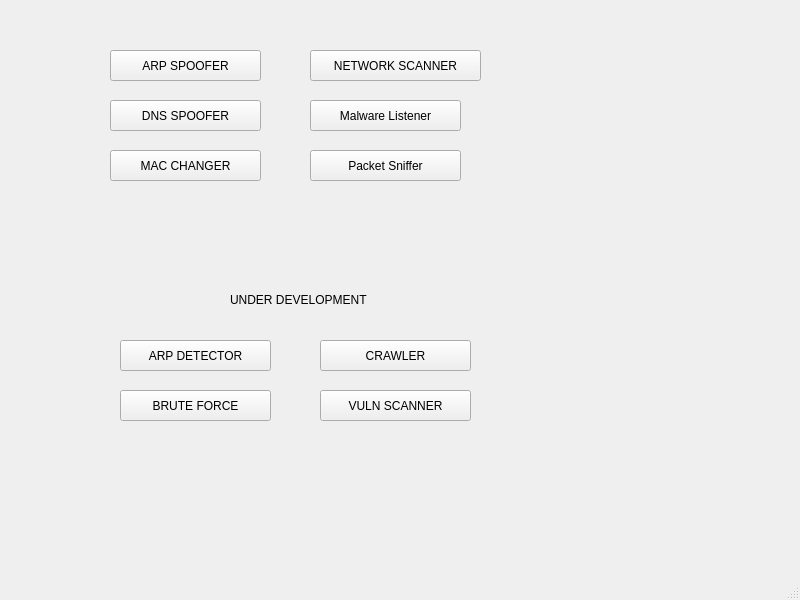
First picture: the form in meniuPI.ui, repository FrincuDenis/PI, before the edit.
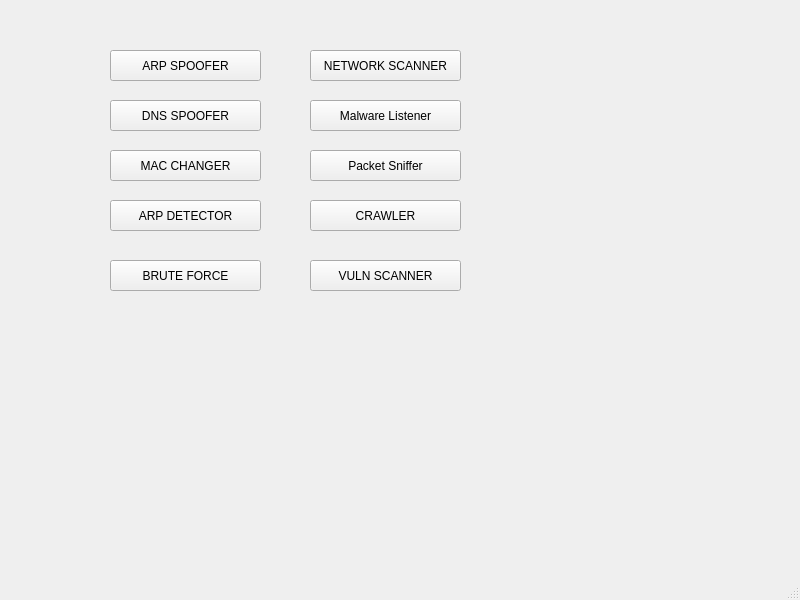
Second picture: the form after the edit.

Commit message: need meniu mod

What changed in the file:
```diff
--- a/meniuPI.ui
+++ b/meniuPI.ui
@@ -58,7 +58,7 @@
      <rect>
       <x>310</x>
       <y>50</y>
-      <width>171</width>
+      <width>151</width>
       <height>31</height>
      </rect>
     </property>
@@ -92,24 +92,11 @@
      <string>Packet Sniffer</string>
     </property>
    </widget>
-   <widget class="QLabel" name="dev">
-    <property name="geometry">
-     <rect>
-      <x>230</x>
-      <y>290</y>
-      <width>201</width>
-      <height>20</height>
-     </rect>
-    </property>
-    <property name="text">
-     <string>UNDER DEVELOPMENT</string>
-    </property>
-   </widget>
    <widget class="QPushButton" name="arpdetect">
     <property name="geometry">
      <rect>
-      <x>120</x>
-      <y>340</y>
+      <x>110</x>
+      <y>200</y>
       <width>151</width>
       <height>31</height>
      </rect>
@@ -121,8 +108,8 @@
    <widget class="QPushButton" name="crawler">
     <property name="geometry">
      <rect>
-      <x>320</x>
-      <y>340</y>
+      <x>310</x>
+      <y>200</y>
       <width>151</width>
       <height>31</height>
      </rect>
@@ -134,8 +121,8 @@
    <widget class="QPushButton" name="bforce">
     <property name="geometry">
      <rect>
-      <x>120</x>
-      <y>390</y>
+      <x>110</x>
+      <y>260</y>
       <width>151</width>
       <height>31</height>
      </rect>
@@ -147,8 +134,8 @@
    <widget class="QPushButton" name="vulnscanner">
     <property name="geometry">
      <rect>
-      <x>320</x>
-      <y>390</y>
+      <x>310</x>
+      <y>260</y>
       <width>151</width>
       <height>31</height>
      </rect>
```
The commit also changes 2 other files.
